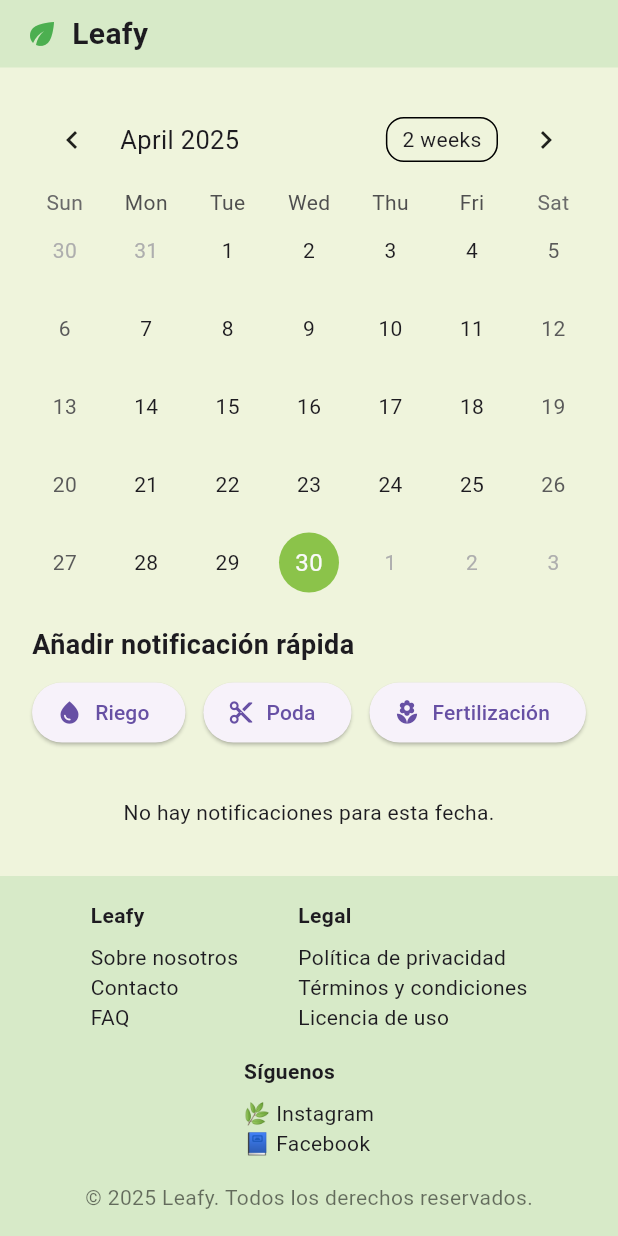
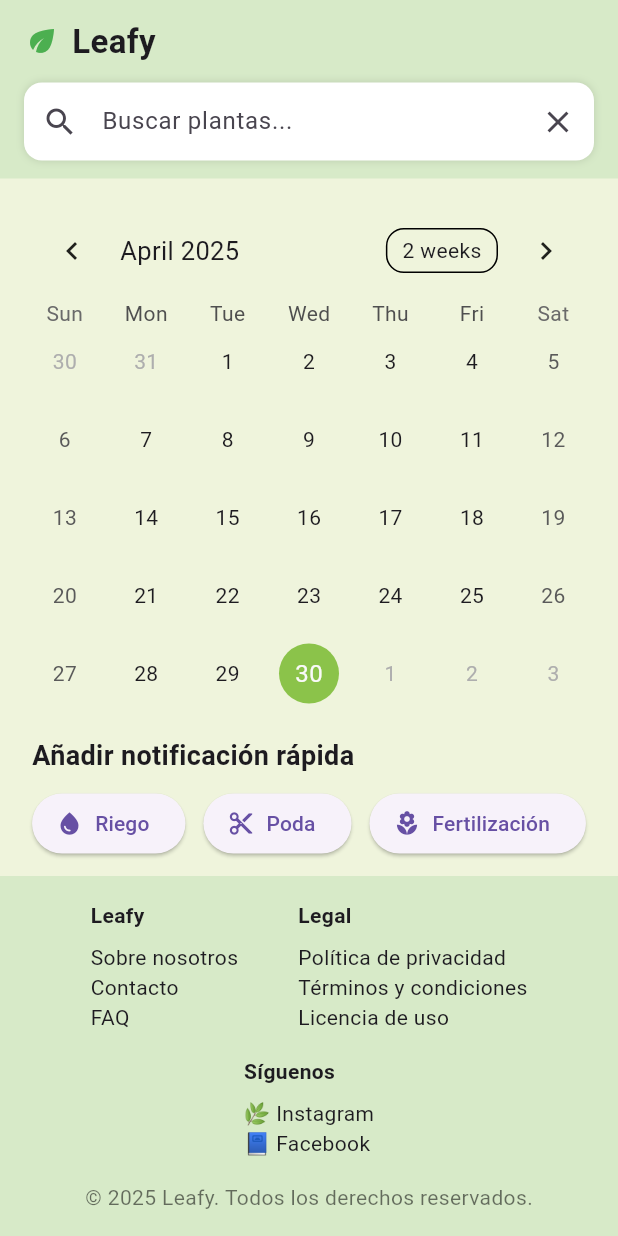
Before and after one commit to mrami8/Leafy_web_flutter, a Flutter app: the CalendarScreen screen opened by its route, on a phone screen of 412 x 824 dp. Run offline on Flutter 3.47's test engine with Material 3 defaults, Android fonts, the light colour scheme and no system bars; drawn by our look-alikes of table_calendar; our stand-ins replace image_picker, supabase_flutter; accounts and stored records are empty.

Commit message:
New Search in menú

```diff
--- a/lib/leafy_layout.dart
+++ b/lib/leafy_layout.dart
@@ -1,71 +1,182 @@
 import 'package:flutter/material.dart';
 import 'package:provider/provider.dart';
-import 'providers/General/auth_provider.dart'; // Importa el provider de autenticación
+import 'package:leafy_app_flutter/providers/General/auth_provider.dart';
+import 'package:leafy_app_flutter/providers/Plants/plant_search_provider.dart';
+import 'package:leafy_app_flutter/screens/PlantsScreen/plantDetailScreen.dart';
 
-// Layout base reutilizable para toda la app web
-class LeafyLayout extends StatelessWidget {
-  final Widget child; // Contenido que se renderiza dentro del layout
+class LeafyLayout extends StatefulWidget {
+  final Widget child;
+  final bool showSearchBar;
 
-  const LeafyLayout({super.key, required this.child});
+  const LeafyLayout({
+    super.key,
+    required this.child,
+    required this.showSearchBar,
+  });
+
+  @override
+  State<LeafyLayout> createState() => _LeafyLayoutState();
+}
+
+class _LeafyLayoutState extends State<LeafyLayout> {
+  final TextEditingController _searchController = TextEditingController();
+  final FocusNode _focusNode = FocusNode();
+  bool _isSearching = false;
+
+  void _onSearchChanged(String query) {
+    Provider.of<PlantSearchProvider>(context, listen: false).searchPlants(query);
+  }
+
+  void _clearSearch() {
+    _searchController.clear();
+    _onSearchChanged('');
+    setState(() {
+      _isSearching = false;
+    });
+  }
 
   @override
   Widget build(BuildContext context) {
-    final auth = Provider.of<AuthProvider>(context); // Accede a la sesión actual
+    final auth = Provider.of<AuthProvider>(context);
+    final plantSearchProvider = Provider.of<PlantSearchProvider>(context);
 
     return Scaffold(
-      backgroundColor: const Color(0xFFEFF4DC), // Fondo general del layout
+      backgroundColor: const Color(0xFFEFF4DC),
       body: Column(
         children: [
-          // HEADER / NAVBAR
+          // HEADER CON LOGO, MENÚ Y BÚSQUEDA
           Container(
-            padding: const EdgeInsets.symmetric(horizontal: 16, vertical: 8),
-            color: const Color(0xFFD7EAC8), // Color verde claro
-            child: Row(
+            padding: const EdgeInsets.symmetric(horizontal: 16, vertical: 12),
+            color: const Color(0xFFD7EAC8),
+            child: Column(
+              crossAxisAlignment: CrossAxisAlignment.start,
               children: [
-                const Icon(Icons.eco, color: Colors.green), // Icono de Leafy
+                Row(
+                  children: [
+                    const Icon(Icons.eco, color: Colors.green),
                     const SizedBox(width: 8),
                     const Text(
                       "Leafy",
-                  style: TextStyle(fontSize: 20, fontWeight: FontWeight.bold),
+                      style: TextStyle(fontSize: 22, fontWeight: FontWeight.bold),
                     ),
-                const Spacer(), // Empuja los botones a la derecha
-
-                // Muestra navegación solo si hay sesión iniciada
+                    const Spacer(),
                     if (auth.session != null) ...[
                       TextButton(
-                    onPressed: () =>
-                        Navigator.pushNamed(context, '/search'),
-                    child: const Text("Buscar"),
-                  ),
-                  TextButton(
-                    onPressed: () =>
-                        Navigator.pushNamed(context, '/calendar'),
+                        onPressed: () => Navigator.pushNamed(context, '/calendar'),
                         child: const Text("Calendario"),
                       ),
                       TextButton(
-                    onPressed: () =>
-                        Navigator.pushNamed(context, '/profile'),
+                        onPressed: () => Navigator.pushNamed(context, '/profile'),
                         child: const Text("Perfil"),
                       ),
                       TextButton(
-                    onPressed: () =>
-                        Navigator.pushNamed(context, '/misplantas'),
+                        onPressed: () => Navigator.pushNamed(context, '/misplantas'),
                         child: const Text("Mis Plantas"),
                       ),
+                      TextButton(
+                        onPressed: () => Navigator.pushNamed(context, '/search'),
+                        child: const Text("Buscar Plantas"),
+                      ),
                       const SizedBox(width: 16),
-                  // Ícono de perfil
                       IconButton(
-                    onPressed: () =>
-                        Navigator.pushNamed(context, '/profile'),
+                        onPressed: () => Navigator.pushNamed(context, '/profile'),
                         icon: const Icon(Icons.person),
                       ),
                     ],
                   ],
                 ),
+
+                // BARRA DE BÚSQUEDA
+                if (widget.showSearchBar)
+                  Padding(
+                    padding: const EdgeInsets.only(top: 12),
+                    child: Container(
+                      decoration: BoxDecoration(
+                        color: Colors.white,
+                        borderRadius: BorderRadius.circular(12),
+                        boxShadow: [BoxShadow(color: Colors.black12, blurRadius: 4)],
+                      ),
+                      child: TextField(
+                        controller: _searchController,
+                        focusNode: _focusNode,
+                        onChanged: (query) {
+                          setState(() {
+                            _isSearching = query.isNotEmpty;
+                          });
+                          _onSearchChanged(query);
+                        },
+                        decoration: InputDecoration(
+                          prefixIcon: const Icon(Icons.search),
+                          suffixIcon: IconButton(
+                            icon: const Icon(Icons.close),
+                            onPressed: _clearSearch,
+                          ),
+                          hintText: 'Buscar plantas...',
+                          border: InputBorder.none,
+                          contentPadding: const EdgeInsets.symmetric(vertical: 14),
+                        ),
+                      ),
+                    ),
+                  ),
+              ],
+            ),
           ),
 
-          // CONTENIDO PRINCIPAL
-          Expanded(child: child),
+          // CONTENIDO PRINCIPAL + RESULTADOS FLOTANTES
+          Expanded(
+            child: Stack(
+              children: [
+                widget.child,
+
+                if (_isSearching && plantSearchProvider.plants.isNotEmpty)
+                  Positioned(
+                    top: 0, // Altura para que aparezca debajo del header + barra de búsqueda
+                    left: 20,
+                    right: 20,
+                    child: Material(
+                      elevation: 6,
+                      borderRadius: BorderRadius.circular(12),
+                      child: Container(
+                        padding: const EdgeInsets.all(8),
+                        decoration: BoxDecoration(
+                          color: Colors.white,
+                          borderRadius: BorderRadius.circular(12),
+                        ),
+                        constraints: const BoxConstraints(maxHeight: 300),
+                        child: ListView.builder(
+                          shrinkWrap: true,
+                          itemCount: plantSearchProvider.plants.length,
+                          itemBuilder: (context, index) {
+                            final plant = plantSearchProvider.plants[index];
+                            return ListTile(
+                              leading: Image.network(
+                                plant.imagenPrincipal,
+                                width: 40,
+                                height: 40,
+                                fit: BoxFit.cover,
+                              ),
+                              title: Text(plant.nombre),
+                              onTap: () {
+                                setState(() {
+                                  _isSearching = false;
+                                  _searchController.clear();
+                                });
+                                Navigator.push(
+                                  context,
+                                  MaterialPageRoute(
+                                    builder: (context) => PlantDetailScreen(plant: plant),
+                                  ),
+                                );
+                              },
+                            );
+                          },
+                        ),
+                      ),
+                    ),
+                  ),
+              ],
+            ),
+          ),
 
           // FOOTER
           Container(
@@ -75,42 +186,35 @@ class LeafyLayout extends StatelessWidget {
             child: Column(
               crossAxisAlignment: CrossAxisAlignment.center,
               children: [
-                // Secciones agrupadas en columnas usando Wrap (responsive)
                 Wrap(
                   spacing: 40,
                   runSpacing: 16,
                   alignment: WrapAlignment.center,
                   children: [
-                    // Sección "Leafy"
                     Column(
                       crossAxisAlignment: CrossAxisAlignment.start,
                       children: const [
-                        Text("Leafy",
-                            style: TextStyle(fontWeight: FontWeight.bold)),
+                        Text("Leafy", style: TextStyle(fontWeight: FontWeight.bold)),
                         SizedBox(height: 8),
                         Text("Sobre nosotros"),
                         Text("Contacto"),
                         Text("FAQ"),
                       ],
                     ),
-                    // Sección "Legal"
                     Column(
                       crossAxisAlignment: CrossAxisAlignment.start,
                       children: const [
-                        Text("Legal",
-                            style: TextStyle(fontWeight: FontWeight.bold)),
+                        Text("Legal", style: TextStyle(fontWeight: FontWeight.bold)),
                         SizedBox(height: 8),
                         Text("Política de privacidad"),
                         Text("Términos y condiciones"),
                         Text("Licencia de uso"),
                       ],
                     ),
-                    // Sección "Síguenos"
                     Column(
                       crossAxisAlignment: CrossAxisAlignment.start,
                       children: const [
-                        Text("Síguenos",
-                            style: TextStyle(fontWeight: FontWeight.bold)),
+                        Text("Síguenos", style: TextStyle(fontWeight: FontWeight.bold)),
                         SizedBox(height: 8),
                         Text("🌿 Instagram"),
                         Text("📘 Facebook"),
@@ -119,7 +223,6 @@ class LeafyLayout extends StatelessWidget {
                   ],
                 ),
                 const SizedBox(height: 16),
-                // Derechos de autor
                 const Text(
                   "© 2025 Leafy. Todos los derechos reservados.",
                   style: TextStyle(color: Colors.black54),
--- a/lib/screens/CalendarScreen/calendar_screen.dart
+++ b/lib/screens/CalendarScreen/calendar_screen.dart
@@ -35,6 +35,7 @@ class _CalendarScreenState extends State<CalendarScreen> {
     final notifications = provider.notifications;
 
     return LeafyLayout(
+      showSearchBar: true,
       child: Padding(
         padding: const EdgeInsets.all(16),
         child: Column(
--- a/lib/screens/GardenScreen/plants_screen.dart
+++ b/lib/screens/GardenScreen/plants_screen.dart
@@ -100,6 +100,7 @@ class _PlantsScreenState extends State<PlantsScreen> {
   @override
   Widget build(BuildContext context) {
     return LeafyLayout(
+      showSearchBar: true,
       child: Scaffold(
         backgroundColor: const Color(0xFFEAF4E4),
         // Botón flotante centrado en la parte inferior para añadir una planta
--- a/lib/screens/LoginScreen.dart
+++ b/lib/screens/LoginScreen.dart
@@ -12,6 +12,7 @@ class LoginScreen extends StatelessWidget {
     final passwordController = TextEditingController();
 
     return LeafyLayout(
+      showSearchBar: false,
       child: SizedBox.expand(
         child: Stack(
           fit: StackFit.expand,
--- a/lib/screens/PlantsScreen/search_screen.dart
+++ b/lib/screens/PlantsScreen/search_screen.dart
@@ -4,7 +4,6 @@ import 'package:provider/provider.dart';
 import 'package:leafy_app_flutter/providers/Plants/plant_search_provider.dart';
 import 'plantDetailScreen.dart';
 
-/// Pantalla de búsqueda de plantas
 class SearchScreen extends StatefulWidget {
   const SearchScreen({super.key});
 
@@ -16,8 +15,6 @@ class _SearchScreenState extends State<SearchScreen> {
   @override
   void initState() {
     super.initState();
-
-    // Al iniciar, se realiza una búsqueda vacía para mostrar todas las plantas
     WidgetsBinding.instance.addPostFrameCallback((_) {
       Provider.of<PlantSearchProvider>(context, listen: false).searchPlants('');
     });
@@ -26,11 +23,12 @@ class _SearchScreenState extends State<SearchScreen> {
   @override
   Widget build(BuildContext context) {
     return LeafyLayout(
+      showSearchBar: false,
       child: Padding(
         padding: const EdgeInsets.all(16.0),
         child: Column(
           children: [
-            // Barra de búsqueda de texto
+            // Barra de búsqueda
             Container(
               decoration: BoxDecoration(
                 color: Colors.white,
@@ -38,21 +36,20 @@ class _SearchScreenState extends State<SearchScreen> {
                 boxShadow: [BoxShadow(color: Colors.black12, blurRadius: 4)],
               ),
               child: TextField(
-                // Cada vez que cambia el texto, se actualiza la búsqueda
                 onChanged: (query) {
                   Provider.of<PlantSearchProvider>(context, listen: false)
                       .searchPlants(query);
                 },
                 decoration: InputDecoration(
-                  prefixIcon: const Icon(Icons.search), // Icono de lupa
+                  prefixIcon: const Icon(Icons.search),
                   suffixIcon: IconButton(
-                    icon: const Icon(Icons.close), // Botón para limpiar
+                    icon: const Icon(Icons.close),
                     onPressed: () {
                       Provider.of<PlantSearchProvider>(context, listen: false)
                           .searchPlants('');
                     },
                   ),
-                  hintText: 'Buscar plantas', // Texto de ayuda
+                  hintText: 'Buscar plantas',
                   border: InputBorder.none,
                   contentPadding: const EdgeInsets.symmetric(vertical: 14),
                 ),
@@ -60,24 +57,21 @@ class _SearchScreenState extends State<SearchScreen> {
             ),
             const SizedBox(height: 16),
 
-            // Contenedor de resultados de búsqueda
+            // Resultados
             Expanded(
               child: Consumer<PlantSearchProvider>(
                 builder: (context, provider, _) {
-                  // Si no hay resultados
                   if (provider.plants.isEmpty) {
                     return const Center(
                       child: Text('No se encontraron plantas.'),
                     );
                   }
 
-                  // Calcula el número de columnas en base al ancho
                   return LayoutBuilder(
                     builder: (context, constraints) {
                       int crossAxisCount =
                           (constraints.maxWidth ~/ 160).clamp(2, 8);
 
-                      // Muestra los resultados en una cuadrícula
                       return GridView.builder(
                         padding: const EdgeInsets.all(8),
                         gridDelegate: SliverGridDelegateWithFixedCrossAxisCount(
@@ -89,11 +83,8 @@ class _SearchScreenState extends State<SearchScreen> {
                         itemCount: provider.plants.length,
                         itemBuilder: (context, index) {
                           final plant = provider.plants[index];
-
-                          // Cada tarjeta representa una planta
                           return GestureDetector(
                             onTap: () {
-                              // Al tocar, navega a la pantalla de detalles
                               Navigator.push(
                                 context,
                                 MaterialPageRoute(
@@ -111,7 +102,6 @@ class _SearchScreenState extends State<SearchScreen> {
                                 mainAxisSize: MainAxisSize.min,
                                 crossAxisAlignment: CrossAxisAlignment.stretch,
                                 children: [
-                                  // Imagen de la planta
                                   ClipRRect(
                                     borderRadius: const BorderRadius.vertical(
                                       top: Radius.circular(12),
@@ -134,7 +124,6 @@ class _SearchScreenState extends State<SearchScreen> {
                                       ),
                                     ),
                                   ),
-                                  // Nombre común y nombre científico
                                   Padding(
                                     padding: const EdgeInsets.all(6.0),
                                     child: Column(
--- a/lib/screens/ProfileScreen/profile_screen.dart
+++ b/lib/screens/ProfileScreen/profile_screen.dart
@@ -17,6 +17,7 @@ class ProfileScreen extends StatelessWidget {
     final authProvider = Provider.of<AuthProvider>(context);
 
     return LeafyLayout(
+      showSearchBar: true,
       // Mostrar loading mientras se carga la información del perfil
       child: userProfileProvider.isLoading
           ? const Center(child: CircularProgressIndicator())
--- a/lib/screens/RegisterScreen.dart
+++ b/lib/screens/RegisterScreen.dart
@@ -15,6 +15,7 @@ class RegisterScreen extends StatelessWidget {
     final passwordController = TextEditingController();
 
     return LeafyLayout(
+      showSearchBar: false,
       child: SizedBox.expand(
         child: Stack(
           fit: StackFit.expand,
```
Lines whose indentation alone changed are shown as unchanged.
